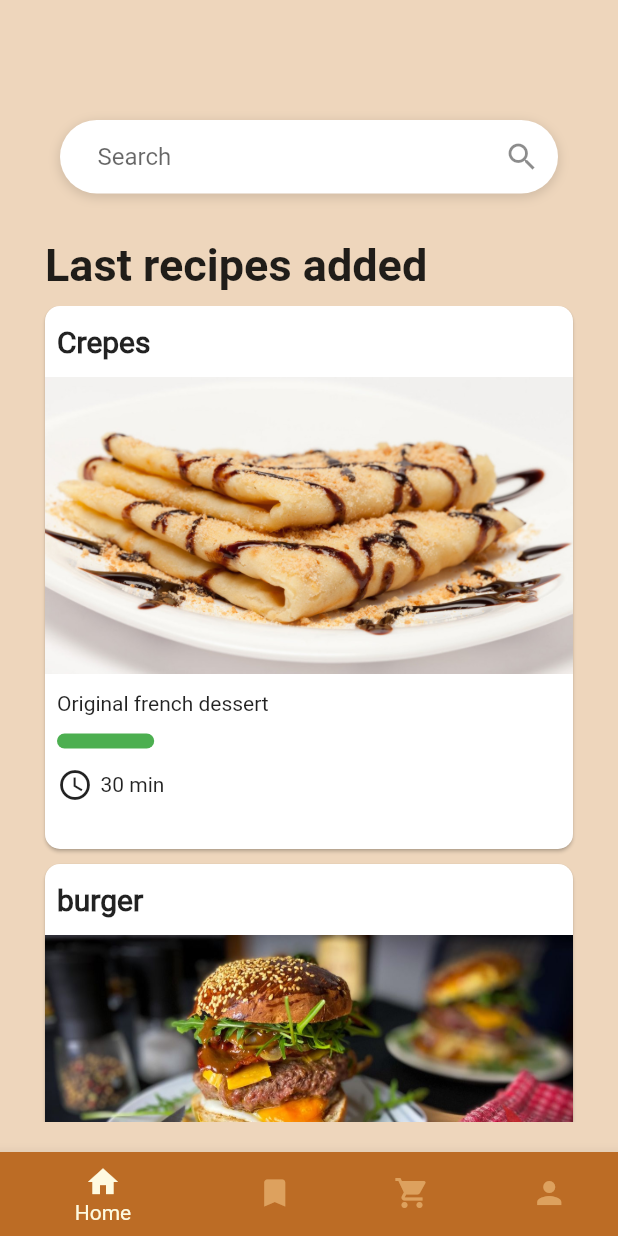
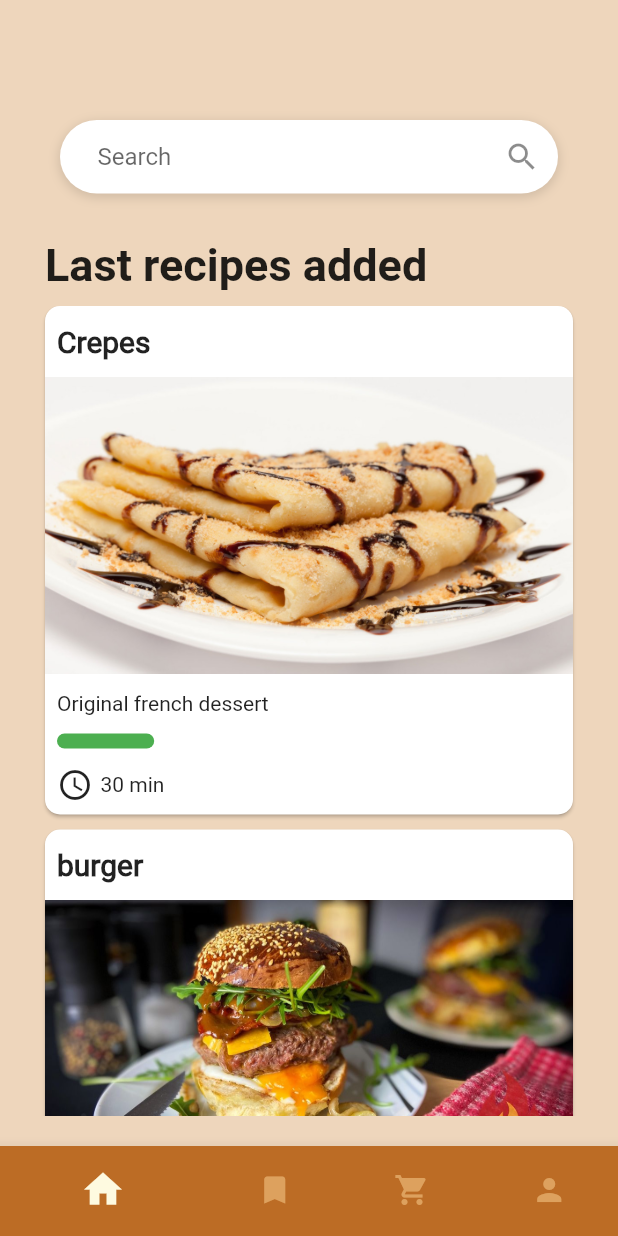
Before and after one commit to lintenn/GrateMate, a Flutter app: the screen it shows after launch, on a phone screen of 412 x 824 dp. Run offline on Flutter 3.47's test engine with Material 2 defaults, Android fonts, the phone set to English and light mode, and no system bars; our stand-ins replace google_fonts.

Commit message:
Botton bar changed

```diff
--- a/grate_mate/lib/main.dart
+++ b/grate_mate/lib/main.dart
@@ -68,24 +68,6 @@ class _MyHomePageState extends State<MyHomePage> {
   int _selectedIndex = 0;
   static const TextStyle optionStyle =
       TextStyle(fontSize: 30, fontWeight: FontWeight.bold);
-  static const List<Widget> _widgetOptions = <Widget>[
-    Text(
-      'Index 0: Home',
-      style: optionStyle,
-    ),
-    Text(
-      'Index 1: Explore',
-      style: optionStyle,
-    ),
-    Text(
-      'Index 2: Notifications',
-      style: optionStyle,
-    ),
-    Text(
-      'Index 3: Profile',
-      style: optionStyle,
-    ),
-  ];
 
   void _onItemTapped(int index) {
     setState(() {
@@ -122,6 +104,8 @@ class _MyHomePageState extends State<MyHomePage> {
           currentIndex: _selectedIndex,
           selectedItemColor: GrateMate.cornsilk,
           unselectedItemColor: GrateMate.earthYellow,
+          showSelectedLabels: false,
+          selectedIconTheme: IconThemeData(size: 30),
           onTap: _onItemTapped,
         ),
       ),
--- a/grate_mate/lib/models/globalRecipes.dart
+++ b/grate_mate/lib/models/globalRecipes.dart
@@ -5,7 +5,7 @@ import 'package:grate_mate/models/recipe.dart';
 
 //main colors of the app: https://coolors.co/606c38-283618-fefae0-dda15e-bc6c25
 
-final List<Recipe> recipes = [
+List<Recipe> recipes = [
 Recipe(name: "Crepes",description:  "Original french dessert",
 steps: ["Prepare ingredients","Finish recipe"],
 difficulty: 1,time:  30,
--- a/grate_mate/lib/screens/mainPage.dart
+++ b/grate_mate/lib/screens/mainPage.dart
@@ -1,9 +1,8 @@
 import 'package:flutter/material.dart';
-import 'package:google_fonts/google_fonts.dart';
 import '../colors/TigersEye.dart';
 import '../models/globalRecipes.dart' as globalRecipes;
-import 'package:grate_mate/models/recipe.dart';
 import 'package:grate_mate/screens/recipe_screen.dart';
+import 'dart:core';
 
 class MainPage extends StatefulWidget{
   @override
@@ -39,8 +38,74 @@ class _MainPageState extends State<MainPage>{
   }
 
   Widget recipeCard(recipe){
-    return Card(
-
+    return Center(
+      child: GestureDetector(
+        onTap: () {
+          Navigator.push(
+            context,
+            MaterialPageRoute(
+              //TODO I think that if here i put the info i can catch it later and change to router
+              builder: (context) => RecipeScreen(),
+            ),
+          );
+        },
+        child: Card(
+          margin: const EdgeInsets.fromLTRB(10, 0, 10, 10),
+          shape:  RoundedRectangleBorder(
+            borderRadius: BorderRadius.circular(10),
+          ),
+          child: Column(
+            crossAxisAlignment:CrossAxisAlignment.stretch,
+            children: <Widget>[
+              Padding(
+                padding: const EdgeInsets.fromLTRB(8, 12, 8, 12),
+                child: Text(
+                  recipe.name,
+                  style: const TextStyle(
+                    fontWeight: FontWeight.bold,
+                    fontSize: 20,),
+                ),
+              ),
+              AspectRatio(
+                  aspectRatio: 16 / 9,
+                  child: Image.asset(recipe.imageURL,
+                      fit: BoxFit.cover
+                  )
+              ),
+              Padding(
+                padding: const EdgeInsets.fromLTRB(8, 12, 8, 8),
+                child: Text(recipe.description),
+              ),
+              Padding(
+                padding: const EdgeInsets.fromLTRB(8, 4, 20, 8),
+                child:  FractionallySizedBox(
+                    alignment: Alignment.centerLeft,
+                    widthFactor: recipe.difficulty / 5,
+                    child: Container(
+                      height: 10,
+                      decoration: BoxDecoration(
+                        borderRadius: BorderRadius.circular(5),
+                        gradient: LinearGradient(
+                          colors: _getDifficultyColors(recipe.difficulty),
+                        ),
+                      ),
+                    )
+                ),
+              ),
+              Padding(
+                padding: const EdgeInsets.fromLTRB(8, 4, 8, 8),
+                child: Row(
+                  children: [
+                    Icon(Icons.access_time),
+                    SizedBox(width: 5),
+                    Text("${recipe.time} min"),
+                  ],
+                ),
+              )
+            ],
+          ),
+        ),
+      ),
     );
   }
 
@@ -91,7 +156,7 @@ class _MainPageState extends State<MainPage>{
                     contentPadding: const EdgeInsets.fromLTRB(25, 20, 0, 10),
                     hintText: 'Search',
                     suffixIcon: IconButton(
-                      icon: Icon(Icons.search),
+                      icon: const Icon(Icons.search),
                       onPressed: _search,
                     ),
                     border: const OutlineInputBorder(
@@ -132,80 +197,16 @@ class _MainPageState extends State<MainPage>{
               ],
             ),
             Flexible(
-              child: GridView.count(
+              /*child: GridView.count(
                 crossAxisCount: 1,
                 scrollDirection: Axis.vertical,
-                children: List.generate(globalRecipes.recipes.length, (index) {
-                  return Center(
-                    child: GestureDetector(
-                          onTap: () {
-                            Navigator.push(
-                              context,
-                              MaterialPageRoute(
-                                //TODO I think that if here i put the info i can catch it later and change to router
-                                builder: (context) => RecipeScreen(),
-                              ),
-                            );
-                          },
-                      child: Card(
-                        margin: const EdgeInsets.fromLTRB(10, 0, 10, 10),
-                        shape:  RoundedRectangleBorder(
-                          borderRadius: BorderRadius.circular(10),
-                        ),
-                        child: Column(
-                          crossAxisAlignment:CrossAxisAlignment.stretch,
-                          children: <Widget>[
-                            Padding(
-                              padding: const EdgeInsets.fromLTRB(8, 12, 8, 12),
-                              child: Text(
-                                globalRecipes.recipes[index].name,
-                                style: const TextStyle(
-                                    fontWeight: FontWeight.bold,
-                                    fontSize: 20,),
-                              ),
-                            ),
-                            AspectRatio(
-                                aspectRatio: 16 / 9,
-                                child: Image.asset(globalRecipes.recipes[index].imageURL,
-                                    fit: BoxFit.cover
-                                )
-                            ),
-                            Padding(
-                              padding: const EdgeInsets.fromLTRB(8, 12, 8, 8),
-                              child: Text(globalRecipes.recipes[index].description),
-                            ),
-                            Padding(
-                              padding: const EdgeInsets.fromLTRB(8, 4, 20, 8),
-                              child:  FractionallySizedBox(
-                                  alignment: Alignment.centerLeft,
-                                  widthFactor: globalRecipes.recipes[index].difficulty / 5,
-                                  child: Container(
-                                    height: 10,
-                                    decoration: BoxDecoration(
-                                      borderRadius: BorderRadius.circular(5),
-                                      gradient: LinearGradient(
-                                        colors: _getDifficultyColors(globalRecipes.recipes[index].difficulty),
-                                      ),
-                                    ),
-                                  )
-                              ),
-                            ),
-                            Padding(
-                              padding: const EdgeInsets.fromLTRB(8, 4, 8, 8),
-                              child: Row(
-                                children: [
-                                  Icon(Icons.access_time),
-                                  SizedBox(width: 5),
-                                  Text("${globalRecipes.recipes[index].time} min"),
-                                ],
-                              ),
-                            )
-                          ],
-                        ),
-                      ),
-                    ),
-                  );
-                }),
+                children: globalRecipes.recipes.map((recipe) => recipeCard(recipe)).toList(),
+                ),*/
+              child: ListView.builder(
+                itemCount: globalRecipes.recipes.length,
+                itemBuilder: (context, index) {
+                  return recipeCard(globalRecipes.recipes[index]);
+                },
               ),
             ),
           ],
```
Also changed, not shown: grate_mate/pubspec.lock.
